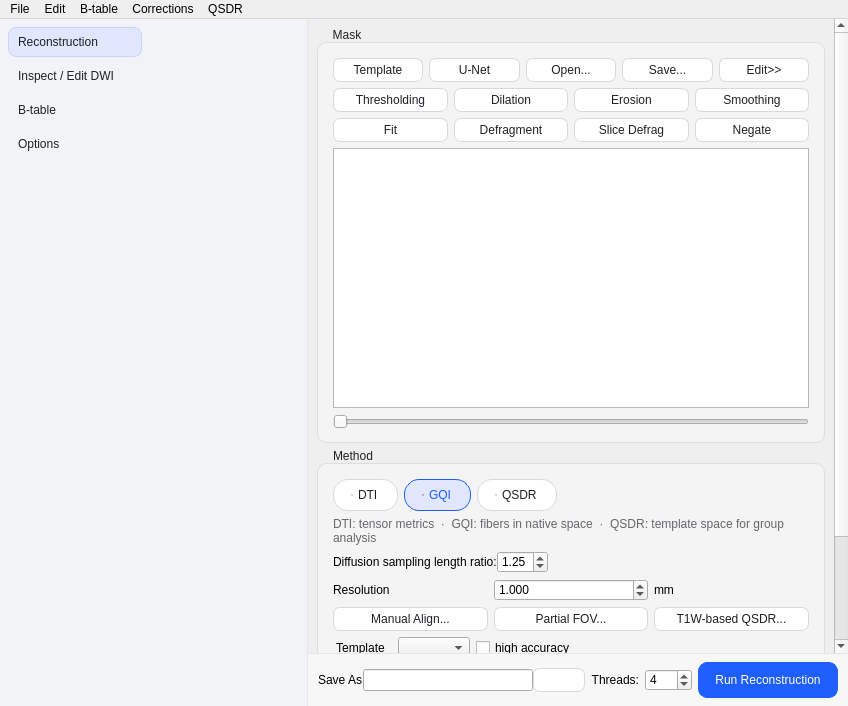
This is reconstruction/reconstruction_window.ui in frankyeh/DSI-Studio as Qt 5 draws it before an edit. The edited form follows.
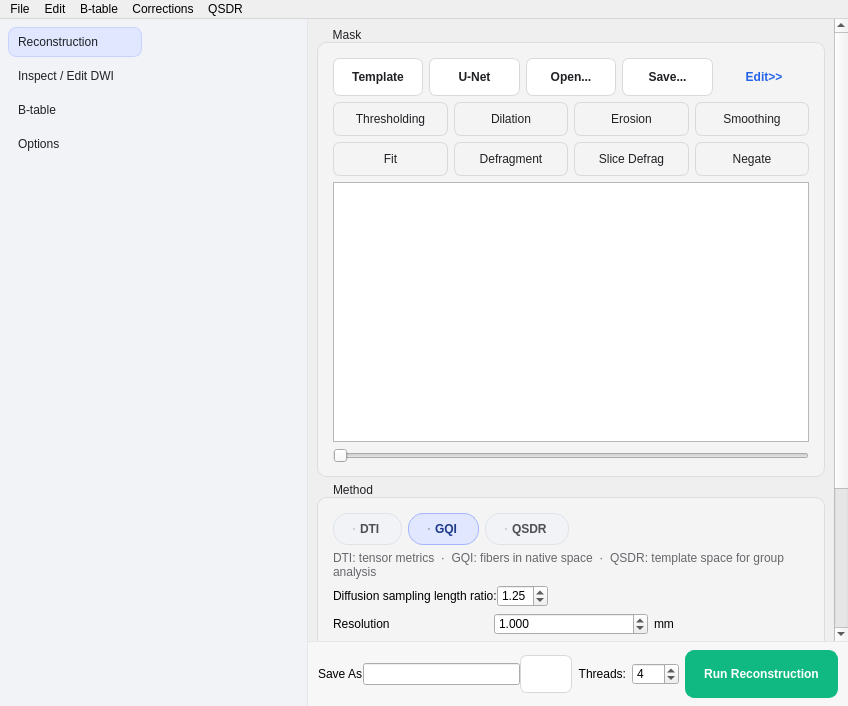
This is the edited form. Icons and pictures are not drawn.

Commit message:
Match reconstruction buttons to main window button styles
Reuse the main window's stage-card button treatment (white, #d9d9dc
border, 7px radius, hover/pressed/focus/disabled states), its grey
secondary buttons for mask operations, edit and b-table orientation
tools, its blue bold "More" link style for Edit>> and More..., its
segment-pill colours for the DTI/GQI/QSDR choice, and its green primary
colour of the main window Reconstruction button for Run Reconstruction.
Mask source buttons are bold. Styles only; names and wiring unchanged.
Not compiled or tested.

Patch:
```diff
--- a/reconstruction/reconstruction_window.ui
+++ b/reconstruction/reconstruction_window.ui
@@ -37,23 +37,31 @@
 QListWidget#nav_rail::item:selected { color: #202124; background-color: #e0e7ff; border: 1px solid #c7d2fe; }
 QStackedWidget#pages QGroupBox { background-color: rgba(250,250,250,0.45); border: 1px solid #dddddf; border-radius: 9px; margin-top: 14px; padding: 6px 6px 4px 6px; }
 QStackedWidget#pages QGroupBox::title { subcontrol-origin: margin; left: 10px; padding: 0px 4px; color: #202124; font-weight: 600; }
-QStackedWidget#pages QPushButton { color: #202124; background-color: #ffffff; border: 1px solid #d9d9dc; border-radius: 7px; padding: 4px 9px; }
-QStackedWidget#pages QPushButton:hover { background-color: #f4f4f5; border-color: #c8c8cc; }
-QStackedWidget#pages QPushButton:pressed { background-color: #e9e9eb; }
-QStackedWidget#pages QPushButton:disabled { color: #9a9a9f; background-color: #eeeeef; }
-QStackedWidget#pages QPushButton#doDTI { color: #ffffff; background-color: #1f5eff; border: 1px solid #1f5eff; border-radius: 9px; padding: 10px 16px; }
-QStackedWidget#pages QPushButton#doDTI:hover { background-color: #1a50db; }
-QStackedWidget#pages QPushButton#doDTI:pressed { background-color: #1744b8; }
 QLabel#method_hint { color: #67676c; }
 QTableView#volume_list { border: 1px solid #dddddf; border-radius: 9px; background-color: #ffffff; alternate-background-color: #f7f7f8; font-size: 9pt; }
 QTableView#volume_list::item:selected { color: #202124; background-color: #e0e7ff; }
-QRadioButton#DTI, QRadioButton#GQI, QRadioButton#QSDR { color: #202124; background-color: #ffffff; border: 1px solid #d9d9dc; border-radius: 15px; padding: 6px 18px; min-height: 18px; }
-QRadioButton#DTI::indicator, QRadioButton#GQI::indicator, QRadioButton#QSDR::indicator { width: 0px; height: 0px; }
-QRadioButton#DTI:hover, QRadioButton#GQI:hover, QRadioButton#QSDR:hover { background-color: #f4f4f5; }
-QRadioButton#DTI:focus, QRadioButton#GQI:focus, QRadioButton#QSDR:focus { border-color: #8aa8ff; }
-QRadioButton#DTI:checked, QRadioButton#GQI:checked, QRadioButton#QSDR:checked { color: #1f5eff; background-color: #e0e7ff; border: 1px solid #1f5eff; font-weight: 600; }
 QFrame#run_bar { background-color: #f7f7f8; border: 0px; border-top: 1px solid #e3e6ea; }
-QScrollArea#recon_scroll, QWidget#recon_content, QScrollArea#inspect_scroll, QWidget#inspect_content, QScrollArea#options_scroll, QWidget#options_content { background-color: transparent; }</string>
+QScrollArea#recon_scroll, QWidget#recon_content, QScrollArea#inspect_scroll, QWidget#inspect_content, QScrollArea#options_scroll, QWidget#options_content { background-color: transparent; }
+QStackedWidget#pages QPushButton { color: #202124; background-color: #ffffff; border: 1px solid #d9d9dc; border-radius: 7px; padding: 5px 9px; min-height: 26px; }
+QStackedWidget#pages QPushButton:hover { background-color: #f1f1f3; border-color: #bfc0c4; }
+QStackedWidget#pages QPushButton:pressed { background-color: #e5e5e7; }
+QStackedWidget#pages QPushButton:focus { border-color: #a5b4fc; }
+QStackedWidget#pages QPushButton:disabled { color: #9a9a9f; background-color: #eeeeef; border-color: #e3e3e6; }
+QWidget#mask_edit QPushButton, QGroupBox#image_group QPushButton, QGroupBox#signal_group QPushButton, QGroupBox#correction_group QPushButton, QGroupBox#btable_orient_group QPushButton { background-color: #f4f4f5; min-height: 22px; }
+QWidget#mask_edit QPushButton:hover, QGroupBox#image_group QPushButton:hover, QGroupBox#signal_group QPushButton:hover, QGroupBox#correction_group QPushButton:hover, QGroupBox#btable_orient_group QPushButton:hover { background-color: #e9e9eb; border-color: #c8c8cc; }
+QStackedWidget#pages QPushButton#from_template, QStackedWidget#pages QPushButton#from_unet, QStackedWidget#pages QPushButton#load_mask, QStackedWidget#pages QPushButton#save_mask { font-weight: bold; }
+QStackedWidget#pages QPushButton#edit_mask, QStackedWidget#pages QPushButton#more_outputs { color: #2563eb; background-color: transparent; border: 0px; min-height: 0px; padding: 2px 4px; font-weight: bold; }
+QStackedWidget#pages QPushButton#edit_mask:hover, QStackedWidget#pages QPushButton#more_outputs:hover { color: #1e40af; }
+QStackedWidget#pages QPushButton#doDTI { color: #ffffff; background-color: #10b981; border: 1px solid #10b981; border-radius: 9px; padding: 8px 18px; min-height: 30px; font-weight: bold; }
+QStackedWidget#pages QPushButton#doDTI:hover { background-color: #059669; border-color: #059669; }
+QStackedWidget#pages QPushButton#doDTI:pressed { background-color: #047857; }
+QStackedWidget#pages QPushButton#doDTI:disabled { color: #ecfdf5; background-color: #a7e3cf; border-color: #a7e3cf; }
+QRadioButton#DTI, QRadioButton#GQI, QRadioButton#QSDR { color: #4f4f54; background-color: #f1f3f6; border: 1px solid #dfe3e8; border-radius: 15px; padding: 6px 20px; min-height: 18px; font-weight: bold; }
+QRadioButton#DTI::indicator, QRadioButton#GQI::indicator, QRadioButton#QSDR::indicator { width: 0px; height: 0px; }
+QRadioButton#DTI:hover, QRadioButton#GQI:hover, QRadioButton#QSDR:hover { background-color: #e6e9ef; }
+QRadioButton#DTI:focus, QRadioButton#GQI:focus, QRadioButton#QSDR:focus { border-color: #a5b4fc; }
+QRadioButton#DTI:checked, QRadioButton#GQI:checked, QRadioButton#QSDR:checked { color: #1e3a8a; background-color: #e0e7ff; border-color: #a5b4fc; }
+QRadioButton#DTI:disabled, QRadioButton#GQI:disabled, QRadioButton#QSDR:disabled { color: #9a9a9f; }</string>
    </property>
    <layout class="QHBoxLayout" name="verticalLayout">
     <property name="spacing">
```
